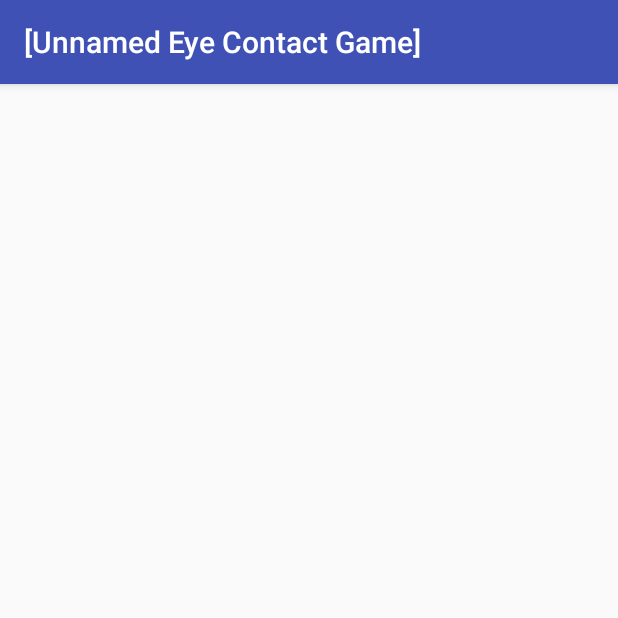
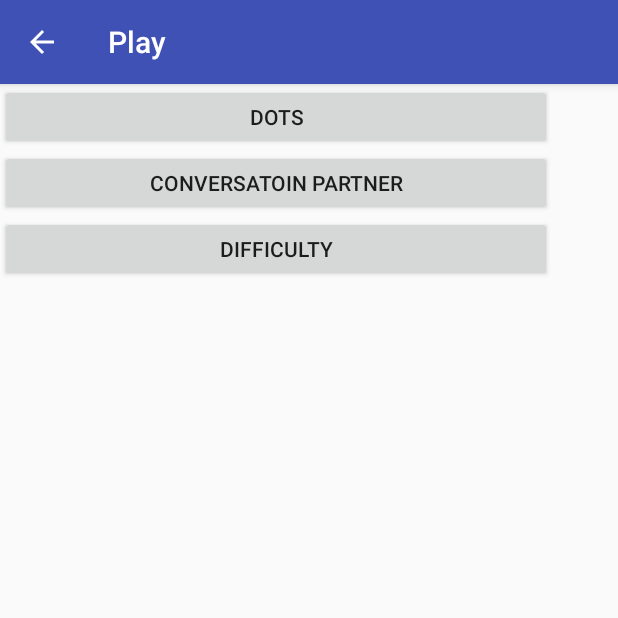
Before and after one commit to sphassan/Team-NULL, an Android app: the NewSettingsActivity screen opened directly, with no data from a screen before it, on a phone screen of 412 x 824 dp, the top half of it. Run offline under Robolectric (Android 15) with nearby library versions, the phone set to English and light mode, and no system bars.

Commit message:
Created the new settings layout and activity

```diff
--- a/team-null/app/src/main/AndroidManifest.xml
+++ b/team-null/app/src/main/AndroidManifest.xml
@@ -22,7 +22,9 @@
         <activity
             android:name=".SettingsActivity"
             android:label="@string/title_activity_settings" />
-        <activity android:name=".NewSettingsActivity"></activity>
+        <activity
+            android:name=".NewSettingsActivity"
+            android:label="Settings"/>
     </application>
 
 </manifest>
--- a/team-null/app/src/main/java/app/anull/net/team_null/NewSettingsActivity.java
+++ b/team-null/app/src/main/java/app/anull/net/team_null/NewSettingsActivity.java
@@ -1,7 +1,9 @@
 package app.anull.net.team_null;
 
+import android.support.v7.app.ActionBar;
 import android.support.v7.app.AppCompatActivity;
 import android.os.Bundle;
+import android.view.MenuItem;
 
 public class NewSettingsActivity extends AppCompatActivity {
 
@@ -9,5 +11,26 @@ public class NewSettingsActivity extends AppCompatActivity {
     protected void onCreate(Bundle savedInstanceState) {
         super.onCreate(savedInstanceState);
         setContentView(R.layout.activity_new_settings);
+        setupActionBar();
+    }
+
+    private void setupActionBar() {
+        ActionBar actionBar = getSupportActionBar();
+        actionBar.setTitle("Play");
+        if (actionBar != null) {
+            // Show the Up button in the action bar.
+            actionBar.setDisplayHomeAsUpEnabled(true);
+        }
+    }
+
+    @Override
+    public boolean onOptionsItemSelected(MenuItem item) {
+        switch (item.getItemId()) {
+            // Respond to the action bar's Up/Home button
+            case android.R.id.home:
+                super.onBackPressed();
+                return true;
+        }
+        return super.onOptionsItemSelected(item);
     }
 }
--- a/team-null/app/src/main/res/layout/activity_new_settings.xml
+++ b/team-null/app/src/main/res/layout/activity_new_settings.xml
@@ -3,7 +3,43 @@
     xmlns:app="http://schemas.android.com/apk/res-auto"
     xmlns:tools="http://schemas.android.com/tools"
     android:layout_width="match_parent"
-    android:layout_height="match_parent"
+    android:layout_height="wrap_content"
     tools:context="app.anull.net.team_null.NewSettingsActivity">
 
+    <LinearLayout
+        android:layout_height="132dp"
+        android:orientation="vertical"
+        tools:layout_editor_absoluteX="15dp"
+        tools:layout_editor_absoluteY="16dp"
+        android:layout_width="wrap_content">
+
+        <Button
+            android:id="@+id/button1"
+            android:layout_width="368dp"
+            android:layout_height="wrap_content"
+            android:layout_weight="1"
+            android:text="Dots"
+            tools:layout_editor_absoluteX="8dp"
+            tools:layout_editor_absoluteY="16dp" />
+
+        <Button
+            android:id="@+id/button2"
+            android:layout_width="368dp"
+            android:layout_height="wrap_content"
+            android:layout_weight="1"
+            android:text="Conversatoin Partner"
+            tools:layout_editor_absoluteX="8dp"
+            tools:layout_editor_absoluteY="64dp" />
+
+        <Button
+            android:id="@+id/button3"
+            android:layout_width="368dp"
+            android:layout_height="wrap_content"
+            android:layout_weight="1"
+            android:text="Difficulty"
+            tools:layout_editor_absoluteX="8dp"
+            tools:layout_editor_absoluteY="112dp" />
+
+    </LinearLayout>
+
 </android.support.constraint.ConstraintLayout>
```
